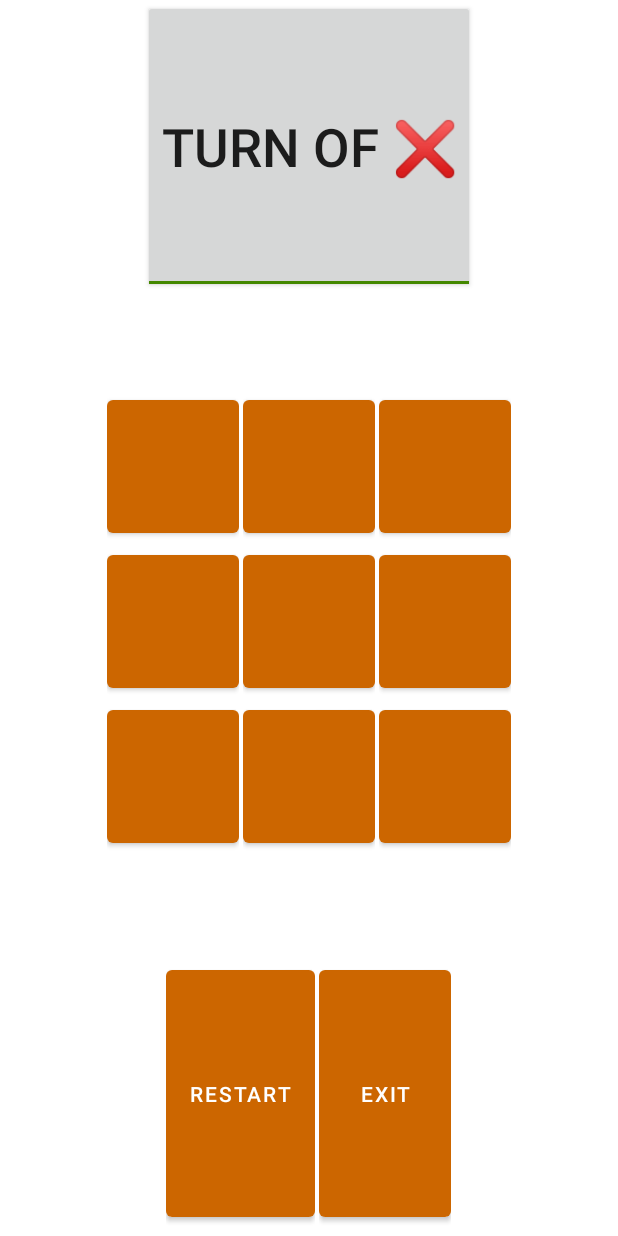
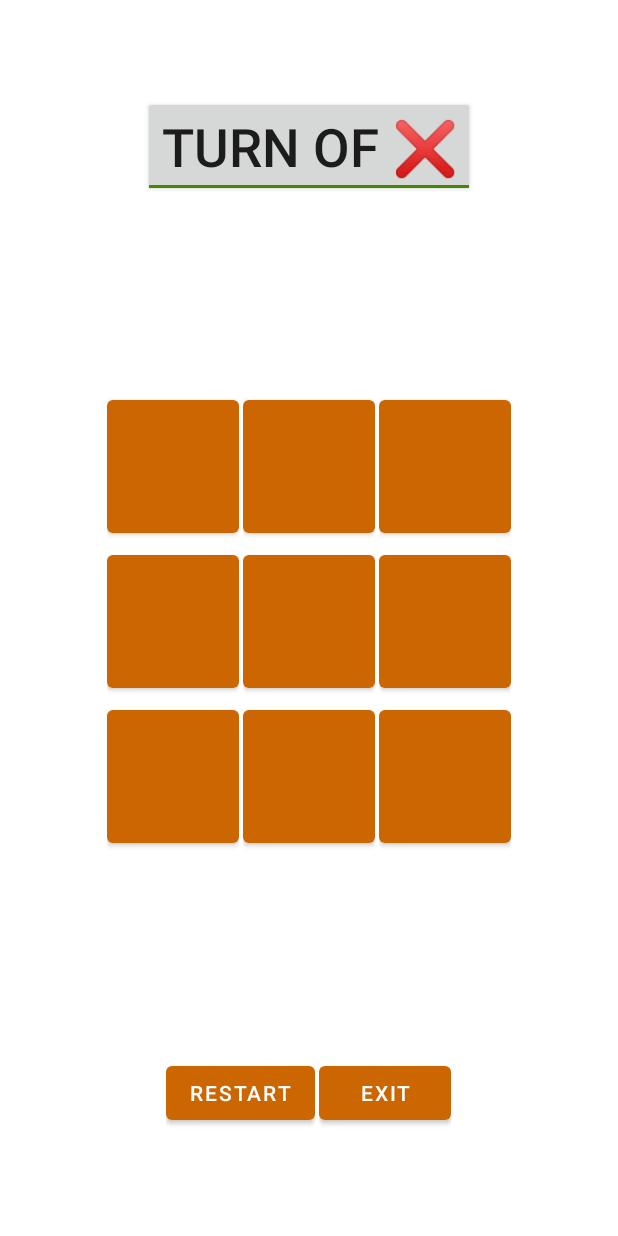
Before and after one commit to ShivaShirsath/TicTacToe-Android, an Android app: the screen it shows after launch (MainActivity), on a phone screen of 412 x 824 dp. Run offline under Robolectric (Android 15) with nearby library versions, the light colour scheme and no system bars.

Commit message:
Update activity_main.xml

```diff
--- a/app/src/main/res/layout/activity_main.xml
+++ b/app/src/main/res/layout/activity_main.xml
@@ -16,7 +16,7 @@
 		<ToggleButton
 			android:id="@+id/turn"
 			android:layout_width="match_parent"
-			android:layout_height="match_parent"
+			android:layout_height="wrap_content"
 			android:checked="true"
 			android:textOff="Turn of ⭕"
 			android:textOn="Turn of ❌"
@@ -206,11 +206,12 @@
 			android:orientation="horizontal"
 			android:layout_width="match_parent"
 			android:layout_height="match_parent"
-			android:layout_weight="1.0">
+			android:layout_weight="1.0"
+			android:gravity="center">
 
 			<Button
 				android:layout_width="match_parent"
-				android:layout_height="match_parent"
+				android:layout_height="wrap_content"
 				android:onClick="onRestart"
 				android:text="restart"/>
 
@@ -221,11 +222,12 @@
 			android:orientation="horizontal"
 			android:layout_width="match_parent"
 			android:layout_height="match_parent"
-			android:layout_weight="1.0">
+			android:layout_weight="1.0"
+			android:gravity="center">
 
 			<Button
 				android:layout_width="match_parent"
-				android:layout_height="match_parent"
+				android:layout_height="wrap_content"
 				android:onClick="onExit"
 				android:text="exit"/>
 
```
